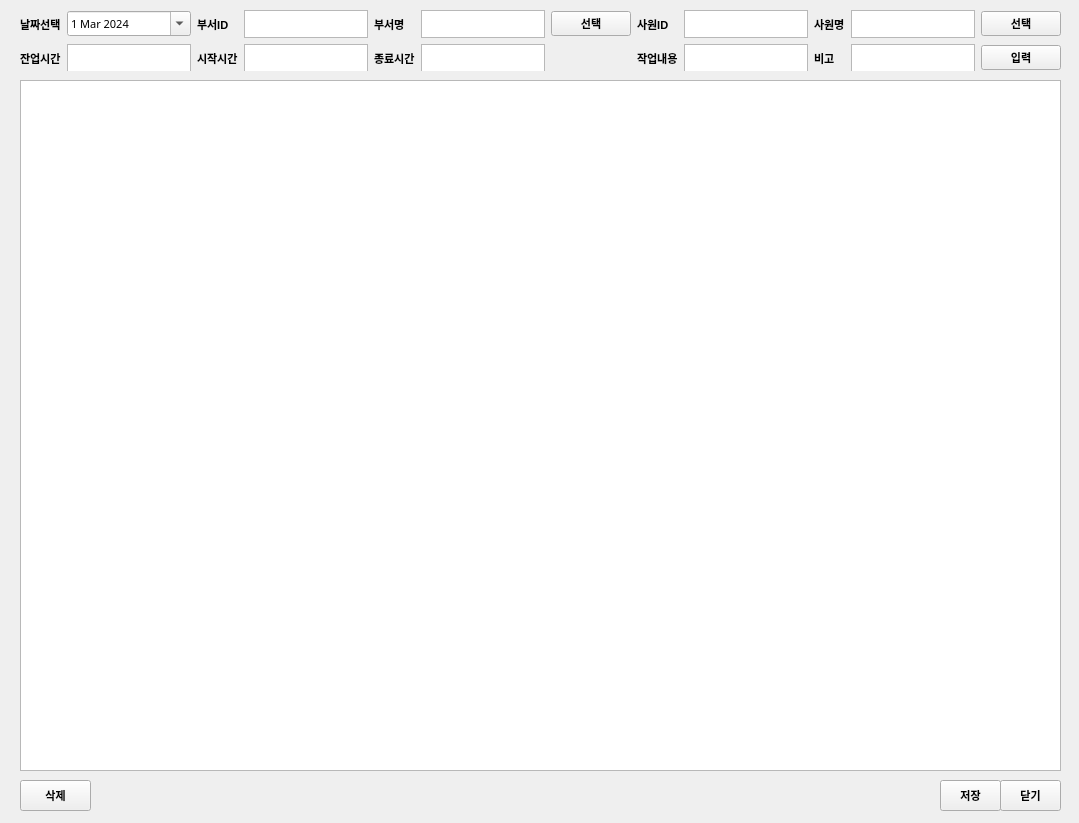
Before: the Qt Designer form overtime_v1.1/ui/emp_overtime_input.ui in RaineyLee/overtime, drawn with Qt 5.
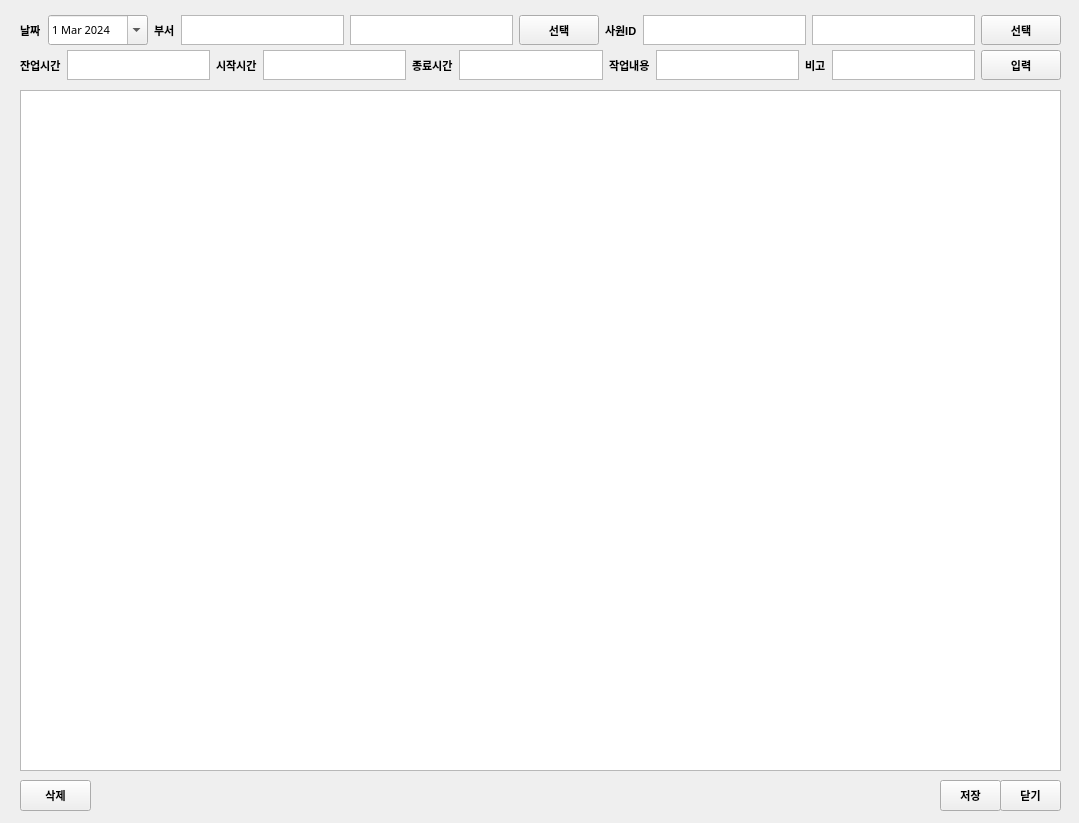
After: the same form once the commit is applied.

The edit to the form file:
```diff
--- a/overtime_v1.1/ui/emp_overtime_input.ui
+++ b/overtime_v1.1/ui/emp_overtime_input.ui
@@ -20,9 +20,9 @@
    <property name="geometry">
     <rect>
      <x>20</x>
-     <y>80</y>
+     <y>90</y>
      <width>1041</width>
-     <height>691</height>
+     <height>681</height>
     </rect>
    </property>
    <property name="sizeAdjustPolicy">
@@ -123,17 +123,269 @@
    <property name="geometry">
     <rect>
      <x>20</x>
-     <y>10</y>
+     <y>50</y>
      <width>1041</width>
-     <height>61</height>
+     <height>32</height>
     </rect>
    </property>
    <layout class="QGridLayout" name="gridLayout">
     <property name="sizeConstraint">
-     <enum>QLayout::SetDefaultConstraint</enum>
+     <enum>QLayout::SetMaximumSize</enum>
     </property>
-    <item row="0" column="1">
+    <item row="1" column="8">
+     <widget class="QTextEdit" name="txt_detail">
+      <property name="maximumSize">
+       <size>
+        <width>16777215</width>
+        <height>30</height>
+       </size>
+      </property>
+      <property name="font">
+       <font>
+        <family>맑은 고딕</family>
+        <pointsize>10</pointsize>
+        <weight>50</weight>
+        <bold>false</bold>
+       </font>
+      </property>
+      <property name="tabChangesFocus">
+       <bool>true</bool>
+      </property>
+     </widget>
+    </item>
+    <item row="1" column="2">
+     <widget class="QLabel" name="lbl_select_file_5">
+      <property name="font">
+       <font>
+        <family>Arial</family>
+        <pointsize>8</pointsize>
+        <weight>75</weight>
+        <bold>true</bold>
+       </font>
+      </property>
+      <property name="text">
+       <string>시작시간</string>
+      </property>
+     </widget>
+    </item>
+    <item row="1" column="4">
+     <widget class="QLabel" name="lbl_select_file_6">
+      <property name="font">
+       <font>
+        <family>Arial</family>
+        <pointsize>8</pointsize>
+        <weight>75</weight>
+        <bold>true</bold>
+       </font>
+      </property>
+      <property name="text">
+       <string>종료시간</string>
+      </property>
+     </widget>
+    </item>
+    <item row="1" column="0">
+     <widget class="QLabel" name="lbl_select_file_4">
+      <property name="font">
+       <font>
+        <family>Arial</family>
+        <pointsize>8</pointsize>
+        <weight>75</weight>
+        <bold>true</bold>
+       </font>
+      </property>
+      <property name="text">
+       <string>잔업시간</string>
+      </property>
+     </widget>
+    </item>
+    <item row="1" column="7">
+     <widget class="QLabel" name="lbl_select_file_8">
+      <property name="font">
+       <font>
+        <family>Arial</family>
+        <pointsize>8</pointsize>
+        <weight>75</weight>
+        <bold>true</bold>
+       </font>
+      </property>
+      <property name="text">
+       <string>작업내용</string>
+      </property>
+     </widget>
+    </item>
+    <item row="1" column="11">
+     <widget class="QPushButton" name="btn_input">
+      <property name="maximumSize">
+       <size>
+        <width>16777215</width>
+        <height>30</height>
+       </size>
+      </property>
+      <property name="font">
+       <font>
+        <family>Arial</family>
+        <pointsize>8</pointsize>
+        <weight>75</weight>
+        <bold>true</bold>
+       </font>
+      </property>
+      <property name="text">
+       <string>입력</string>
+      </property>
+     </widget>
+    </item>
+    <item row="1" column="9">
+     <widget class="QLabel" name="lbl_select_file_9">
+      <property name="font">
+       <font>
+        <family>Arial</family>
+        <pointsize>8</pointsize>
+        <weight>75</weight>
+        <bold>true</bold>
+       </font>
+      </property>
+      <property name="text">
+       <string>비고</string>
+      </property>
+     </widget>
+    </item>
+    <item row="1" column="5">
+     <widget class="QTextEdit" name="txt_to_time">
+      <property name="enabled">
+       <bool>true</bool>
+      </property>
+      <property name="maximumSize">
+       <size>
+        <width>16777215</width>
+        <height>30</height>
+       </size>
+      </property>
+      <property name="font">
+       <font>
+        <family>맑은 고딕</family>
+        <pointsize>10</pointsize>
+        <weight>50</weight>
+        <bold>false</bold>
+       </font>
+      </property>
+      <property name="lineWidth">
+       <number>1</number>
+      </property>
+      <property name="midLineWidth">
+       <number>0</number>
+      </property>
+      <property name="tabChangesFocus">
+       <bool>true</bool>
+      </property>
+      <property name="readOnly">
+       <bool>false</bool>
+      </property>
+     </widget>
+    </item>
+    <item row="1" column="3">
+     <widget class="QTextEdit" name="txt_from_time">
+      <property name="maximumSize">
+       <size>
+        <width>16777215</width>
+        <height>30</height>
+       </size>
+      </property>
+      <property name="font">
+       <font>
+        <family>맑은 고딕</family>
+        <pointsize>10</pointsize>
+        <weight>50</weight>
+        <bold>false</bold>
+       </font>
+      </property>
+      <property name="tabChangesFocus">
+       <bool>true</bool>
+      </property>
+     </widget>
+    </item>
+    <item row="1" column="1">
+     <widget class="QTextEdit" name="txt_overtime">
+      <property name="maximumSize">
+       <size>
+        <width>16777215</width>
+        <height>30</height>
+       </size>
+      </property>
+      <property name="font">
+       <font>
+        <family>맑은 고딕</family>
+        <pointsize>10</pointsize>
+        <weight>50</weight>
+        <bold>false</bold>
+       </font>
+      </property>
+      <property name="tabChangesFocus">
+       <bool>true</bool>
+      </property>
+     </widget>
+    </item>
+    <item row="1" column="10">
+     <widget class="QTextEdit" name="txt_note">
+      <property name="maximumSize">
+       <size>
+        <width>16777215</width>
+        <height>30</height>
+       </size>
+      </property>
+      <property name="font">
+       <font>
+        <family>맑은 고딕</family>
+        <pointsize>10</pointsize>
+        <weight>50</weight>
+        <bold>false</bold>
+       </font>
+      </property>
+      <property name="tabChangesFocus">
+       <bool>true</bool>
+      </property>
+     </widget>
+    </item>
+   </layout>
+  </widget>
+  <widget class="QWidget" name="horizontalLayoutWidget">
+   <property name="geometry">
+    <rect>
+     <x>20</x>
+     <y>10</y>
+     <width>1041</width>
+     <height>41</height>
+    </rect>
+   </property>
+   <layout class="QHBoxLayout" name="horizontalLayout">
+    <item>
+     <widget class="QLabel" name="lbl_select_file">
+      <property name="font">
+       <font>
+        <family>Arial</family>
+        <pointsize>8</pointsize>
+        <weight>75</weight>
+        <bold>true</bold>
+       </font>
+      </property>
+      <property name="text">
+       <string>날짜</string>
+      </property>
+     </widget>
+    </item>
+    <item>
      <widget class="QDateEdit" name="date">
+      <property name="minimumSize">
+       <size>
+        <width>100</width>
+        <height>0</height>
+       </size>
+      </property>
+      <property name="maximumSize">
+       <size>
+        <width>100</width>
+        <height>30</height>
+       </size>
+      </property>
       <property name="font">
        <font>
         <family>맑은 고딕</family>
@@ -157,106 +409,7 @@
       </property>
      </widget>
     </item>
-    <item row="2" column="11">
-     <widget class="QPushButton" name="btn_input">
-      <property name="font">
-       <font>
-        <family>Arial</family>
-        <pointsize>8</pointsize>
-        <weight>75</weight>
-        <bold>true</bold>
-       </font>
-      </property>
-      <property name="text">
-       <string>입력</string>
-      </property>
-     </widget>
-    </item>
-    <item row="0" column="8">
-     <widget class="QTextEdit" name="txt_emp_id">
-      <property name="enabled">
-       <bool>true</bool>
-      </property>
-      <property name="font">
-       <font>
-        <family>맑은 고딕</family>
-        <pointsize>10</pointsize>
-        <weight>50</weight>
-        <bold>false</bold>
-       </font>
-      </property>
-      <property name="lineWidth">
-       <number>1</number>
-      </property>
-      <property name="midLineWidth">
-       <number>0</number>
-      </property>
-      <property name="readOnly">
-       <bool>true</bool>
-      </property>
-     </widget>
-    </item>
-    <item row="2" column="9">
-     <widget class="QLabel" name="lbl_select_file_9">
-      <property name="font">
-       <font>
-        <family>Arial</family>
-        <pointsize>8</pointsize>
-        <weight>75</weight>
-        <bold>true</bold>
-       </font>
-      </property>
-      <property name="text">
-       <string>비고</string>
-      </property>
-     </widget>
-    </item>
-    <item row="2" column="2">
-     <widget class="QLabel" name="lbl_select_file_5">
-      <property name="font">
-       <font>
-        <family>Arial</family>
-        <pointsize>8</pointsize>
-        <weight>75</weight>
-        <bold>true</bold>
-       </font>
-      </property>
-      <property name="text">
-       <string>시작시간</string>
-      </property>
-     </widget>
-    </item>
-    <item row="2" column="4">
-     <widget class="QLabel" name="lbl_select_file_6">
-      <property name="font">
-       <font>
-        <family>Arial</family>
-        <pointsize>8</pointsize>
-        <weight>75</weight>
-        <bold>true</bold>
-       </font>
-      </property>
-      <property name="text">
-       <string>종료시간</string>
-      </property>
-     </widget>
-    </item>
-    <item row="2" column="0">
-     <widget class="QLabel" name="lbl_select_file_4">
-      <property name="font">
-       <font>
-        <family>Arial</family>
-        <pointsize>8</pointsize>
-        <weight>75</weight>
-        <bold>true</bold>
-       </font>
-      </property>
-      <property name="text">
-       <string>잔업시간</string>
-      </property>
-     </widget>
-    </item>
-    <item row="0" column="2">
+    <item>
      <widget class="QLabel" name="lbl_select_file_2">
       <property name="font">
        <font>
@@ -267,12 +420,91 @@
        </font>
       </property>
       <property name="text">
-       <string>부서ID</string>
+       <string>부서</string>
       </property>
      </widget>
     </item>
-    <item row="0" column="6">
+    <item>
+     <widget class="QTextEdit" name="txt_dept_id">
+      <property name="enabled">
+       <bool>true</bool>
+      </property>
+      <property name="maximumSize">
+       <size>
+        <width>16777215</width>
+        <height>30</height>
+       </size>
+      </property>
+      <property name="font">
+       <font>
+        <family>맑은 고딕</family>
+        <pointsize>10</pointsize>
+        <weight>50</weight>
+        <bold>false</bold>
+       </font>
+      </property>
+      <property name="lineWidth">
+       <number>1</number>
+      </property>
+      <property name="midLineWidth">
+       <number>0</number>
+      </property>
+      <property name="tabChangesFocus">
+       <bool>true</bool>
+      </property>
+      <property name="readOnly">
+       <bool>true</bool>
+      </property>
+      <property name="html">
+       <string>&lt;!DOCTYPE HTML PUBLIC &quot;-//W3C//DTD HTML 4.0//EN&quot; &quot;http://www.w3.org/TR/REC-html40/strict.dtd&quot;&gt;
+&lt;html&gt;&lt;head&gt;&lt;meta name=&quot;qrichtext&quot; content=&quot;1&quot; /&gt;&lt;style type=&quot;text/css&quot;&gt;
+p, li { white-space: pre-wrap; }
+&lt;/style&gt;&lt;/head&gt;&lt;body style=&quot; font-family:'맑은 고딕'; font-size:10pt; font-weight:400; font-style:normal;&quot;&gt;
+&lt;p style=&quot;-qt-paragraph-type:empty; margin-top:0px; margin-bottom:0px; margin-left:0px; margin-right:0px; -qt-block-indent:0; text-indent:0px; font-weight:600;&quot;&gt;&lt;br /&gt;&lt;/p&gt;&lt;/body&gt;&lt;/html&gt;</string>
+      </property>
+     </widget>
+    </item>
+    <item>
+     <widget class="QTextEdit" name="txt_dept_name">
+      <property name="enabled">
+       <bool>true</bool>
+      </property>
+      <property name="maximumSize">
+       <size>
+        <width>16777215</width>
+        <height>30</height>
+       </size>
+      </property>
+      <property name="font">
+       <font>
+        <family>맑은 고딕</family>
+        <pointsize>10</pointsize>
+        <weight>50</weight>
+        <bold>false</bold>
+       </font>
+      </property>
+      <property name="lineWidth">
+       <number>1</number>
+      </property>
+      <property name="midLineWidth">
+       <number>0</number>
+      </property>
+      <property name="tabChangesFocus">
+       <bool>true</bool>
+      </property>
+      <property name="readOnly">
+       <bool>true</bool>
+      </property>
+     </widget>
+    </item>
+    <item>
      <widget class="QPushButton" name="btn_select_dept">
+      <property name="maximumSize">
+       <size>
+        <width>16777215</width>
+        <height>30</height>
+       </size>
+      </property>
       <property name="font">
        <font>
         <family>Arial</family>
@@ -286,7 +518,7 @@
       </property>
      </widget>
     </item>
-    <item row="0" column="7">
+    <item>
      <widget class="QLabel" name="lbl_select_file_3">
       <property name="font">
        <font>
@@ -301,23 +533,17 @@
       </property>
      </widget>
     </item>
-    <item row="0" column="0">
-     <widget class="QLabel" name="lbl_select_file">
-      <property name="font">
-       <font>
-        <family>Arial</family>
-        <pointsize>8</pointsize>
-        <weight>75</weight>
-        <bold>true</bold>
-       </font>
+    <item>
+     <widget class="QTextEdit" name="txt_emp_id">
+      <property name="enabled">
+       <bool>true</bool>
       </property>
-      <property name="text">
-       <string>날짜선택</string>
+      <property name="maximumSize">
+       <size>
+        <width>16777215</width>
+        <height>30</height>
+       </size>
       </property>
-     </widget>
-    </item>
-    <item row="2" column="8">
-     <widget class="QTextEdit" name="txt_detail">
       <property name="font">
        <font>
         <family>맑은 고딕</family>
@@ -326,13 +552,31 @@
         <bold>false</bold>
        </font>
       </property>
+      <property name="lineWidth">
+       <number>1</number>
+      </property>
+      <property name="midLineWidth">
+       <number>0</number>
+      </property>
+      <property name="tabChangesFocus">
+       <bool>true</bool>
+      </property>
+      <property name="readOnly">
+       <bool>true</bool>
+      </property>
      </widget>
     </item>
-    <item row="0" column="10">
+    <item>
      <widget class="QTextEdit" name="txt_emp_name">
       <property name="enabled">
        <bool>true</bool>
       </property>
+      <property name="maximumSize">
+       <size>
+        <width>16777215</width>
+        <height>30</height>
+       </size>
+      </property>
       <property name="font">
        <font>
         <family>맑은 고딕</family>
@@ -361,50 +605,14 @@
       </property>
      </widget>
     </item>
-    <item row="0" column="4">
-     <widget class="QLabel" name="lbl_select_file_7">
-      <property name="font">
-       <font>
-        <family>Arial</family>
-        <pointsize>8</pointsize>
-        <weight>75</weight>
-        <bold>true</bold>
-       </font>
-      </property>
-      <property name="text">
-       <string>부서명</string>
-      </property>
-     </widget>
-    </item>
-    <item row="2" column="7">
-     <widget class="QLabel" name="lbl_select_file_8">
-      <property name="font">
-       <font>
-        <family>Arial</family>
-        <pointsize>8</pointsize>
-        <weight>75</weight>
-        <bold>true</bold>
-       </font>
-      </property>
-      <property name="text">
-       <string>작업내용</string>
-      </property>
-     </widget>
-    </item>
-    <item row="2" column="3">
-     <widget class="QTextEdit" name="txt_from_time">
-      <property name="font">
-       <font>
-        <family>맑은 고딕</family>
-        <pointsize>10</pointsize>
-        <weight>50</weight>
-        <bold>false</bold>
-       </font>
-      </property>
-     </widget>
-    </item>
-    <item row="0" column="11">
+    <item>
      <widget class="QPushButton" name="btn_select_emp">
+      <property name="maximumSize">
+       <size>
+        <width>16777215</width>
+        <height>30</height>
+       </size>
+      </property>
       <property name="font">
        <font>
         <family>Arial</family>
@@ -418,124 +626,6 @@
       </property>
      </widget>
     </item>
-    <item row="2" column="10">
-     <widget class="QTextEdit" name="txt_note">
-      <property name="font">
-       <font>
-        <family>맑은 고딕</family>
-        <pointsize>10</pointsize>
-        <weight>50</weight>
-        <bold>false</bold>
-       </font>
-      </property>
-     </widget>
-    </item>
-    <item row="0" column="9">
-     <widget class="QLabel" name="lbl_select_file_10">
-      <property name="font">
-       <font>
-        <family>Arial</family>
-        <pointsize>8</pointsize>
-        <weight>75</weight>
-        <bold>true</bold>
-       </font>
-      </property>
-      <property name="text">
-       <string>사원명</string>
-      </property>
-     </widget>
-    </item>
-    <item row="0" column="5">
-     <widget class="QTextEdit" name="txt_dept_name">
-      <property name="enabled">
-       <bool>true</bool>
-      </property>
-      <property name="font">
-       <font>
-        <family>맑은 고딕</family>
-        <pointsize>10</pointsize>
-        <weight>50</weight>
-        <bold>false</bold>
-       </font>
-      </property>
-      <property name="lineWidth">
-       <number>1</number>
-      </property>
-      <property name="midLineWidth">
-       <number>0</number>
-      </property>
-      <property name="readOnly">
-       <bool>true</bool>
-      </property>
-     </widget>
-    </item>
-    <item row="0" column="3">
-     <widget class="QTextEdit" name="txt_dept_id">
-      <property name="enabled">
-       <bool>true</bool>
-      </property>
-      <property name="font">
-       <font>
-        <family>맑은 고딕</family>
-        <pointsize>10</pointsize>
-        <weight>50</weight>
-        <bold>false</bold>
-       </font>
-      </property>
-      <property name="lineWidth">
-       <number>1</number>
-      </property>
-      <property name="midLineWidth">
-       <number>0</number>
-      </property>
-      <property name="readOnly">
-       <bool>true</bool>
-      </property>
-      <property name="html">
-       <string>&lt;!DOCTYPE HTML PUBLIC &quot;-//W3C//DTD HTML 4.0//EN&quot; &quot;http://www.w3.org/TR/REC-html40/strict.dtd&quot;&gt;
-&lt;html&gt;&lt;head&gt;&lt;meta name=&quot;qrichtext&quot; content=&quot;1&quot; /&gt;&lt;style type=&quot;text/css&quot;&gt;
-p, li { white-space: pre-wrap; }
-&lt;/style&gt;&lt;/head&gt;&lt;body style=&quot; font-family:'맑은 고딕'; font-size:10pt; font-weight:400; font-style:normal;&quot;&gt;
-&lt;p style=&quot;-qt-paragraph-type:empty; margin-top:0px; margin-bottom:0px; margin-left:0px; margin-right:0px; -qt-block-indent:0; text-indent:0px; font-weight:600;&quot;&gt;&lt;br /&gt;&lt;/p&gt;&lt;/body&gt;&lt;/html&gt;</string>
-      </property>
-     </widget>
-    </item>
-    <item row="2" column="1">
-     <widget class="QTextEdit" name="txt_overtime">
-      <property name="font">
-       <font>
-        <family>맑은 고딕</family>
-        <pointsize>10</pointsize>
-        <weight>50</weight>
-        <bold>false</bold>
-       </font>
-      </property>
-     </widget>
-    </item>
-    <item row="2" column="5">
-     <widget class="QTextEdit" name="txt_to_time">
-      <property name="enabled">
-       <bool>true</bool>
-      </property>
-      <property name="font">
-       <font>
-        <family>맑은 고딕</family>
-        <pointsize>10</pointsize>
-        <weight>50</weight>
-        <bold>false</bold>
-       </font>
-      </property>
-      <property name="lineWidth">
-       <number>1</number>
-      </property>
-      <property name="midLineWidth">
-       <number>0</number>
-      </property>
-      <property name="readOnly">
-       <bool>false</bool>
-      </property>
-     </widget>
-    </item>
    </layout>
   </widget>
  </widget>
```
Left out of the diff: 15 changed lines with no effect on the pictures.
